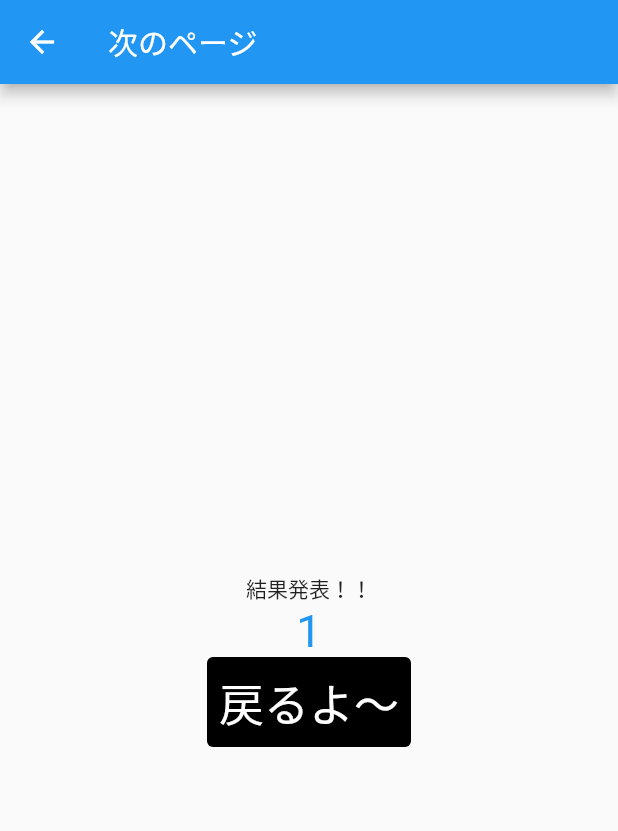
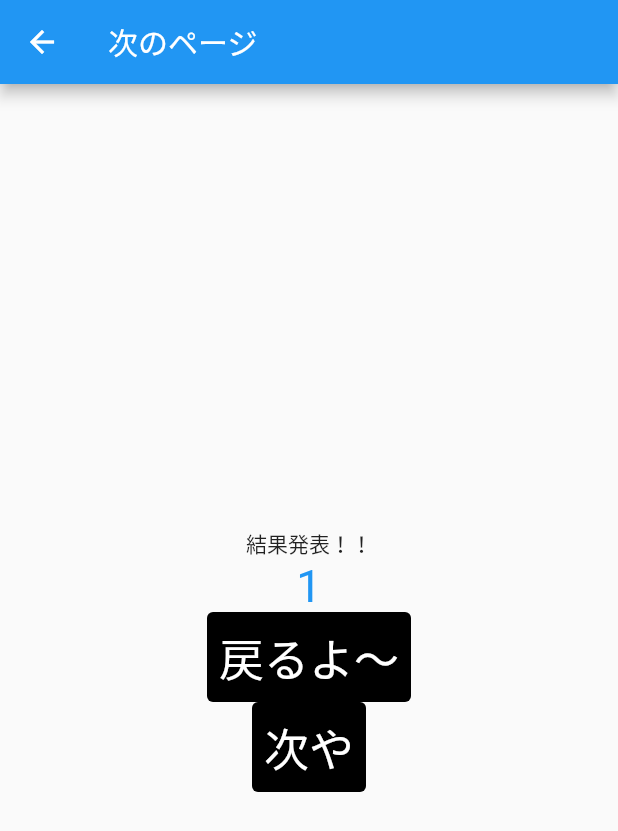
Before and after one commit to machikawa/Gamen-Seni-Mover001, a Flutter app: the screen it shows after launch, after a tap on "数値プラスワン", after a tap on "画面遷移じゃ", on a phone screen of 412 x 824 dp. Shown: the top 831 px of the screen. Run offline on Flutter 3.47's test engine with Material 2 defaults, Android fonts, the phone set to English and light mode, and no system bars.

Commit message:
いろいろ遷移したよ

```diff
--- a/lib/main.dart
+++ b/lib/main.dart
@@ -1,6 +1,7 @@
 /* 3-1. ボタン */
 
 import 'package:flutter/material.dart';
+import 'package:scmover/third_page.dart';
 import 'next_page.dart';
 
 void main() => runApp(MyApp());
@@ -60,6 +61,16 @@ class _CounterState extends State<Counter> {
 
   }
 
+  void _thirdButtonPressed() {
+    Navigator.push(
+      context,
+      MaterialPageRoute(
+          builder: (context) =>
+              ThirdPage()
+      )
+    );
+  }
+
   @override
   Widget build(BuildContext context) {
     return Center(
@@ -104,6 +115,19 @@ class _CounterState extends State<Counter> {
                 ),
               ),
             ),
+
+            TextButton(
+              onPressed: _thirdButtonPressed ,
+              // テキストボタンのカラー付はかくもめんどい。
+              style: ButtonStyle(backgroundColor: MaterialStateProperty.all<Color>(Colors.black)),
+              child: Text(
+                "画面遷移2じゃ!!",
+                style: TextStyle(
+                  color: Colors.white,
+                  fontSize: 15,
+                ),
+              ),
+            ),
             Spacer(flex:2),
           ],
         ),
--- a/lib/next_page.dart
+++ b/lib/next_page.dart
@@ -1,4 +1,5 @@
 import 'package:flutter/material.dart';
+import 'third_page.dart';
 
 class NextPage extends StatefulWidget {
 
@@ -46,7 +47,24 @@ class _NextPageState extends State<NextPage> {
                   ),
                 ),
               ),
-
+              TextButton(
+                onPressed: () => Navigator.push(
+                    context,
+                    MaterialPageRoute(
+                        builder: (context) =>
+                            ThirdPage()
+                    ),
+                ) ,
+                // テキストボタンのカラー付はかくもめんどい。
+                style: ButtonStyle(backgroundColor: MaterialStateProperty.all<Color>(Colors.black)),
+                child: Text(
+                  "次や",
+                  style: TextStyle(
+                    color: Colors.white,
+                    fontSize: 30,
+                  ),
+                ),
+              ),
             ],
           ),
         ),
```
Also changed, not shown: lib/third_page.dart (added, +49 -0 lines).
